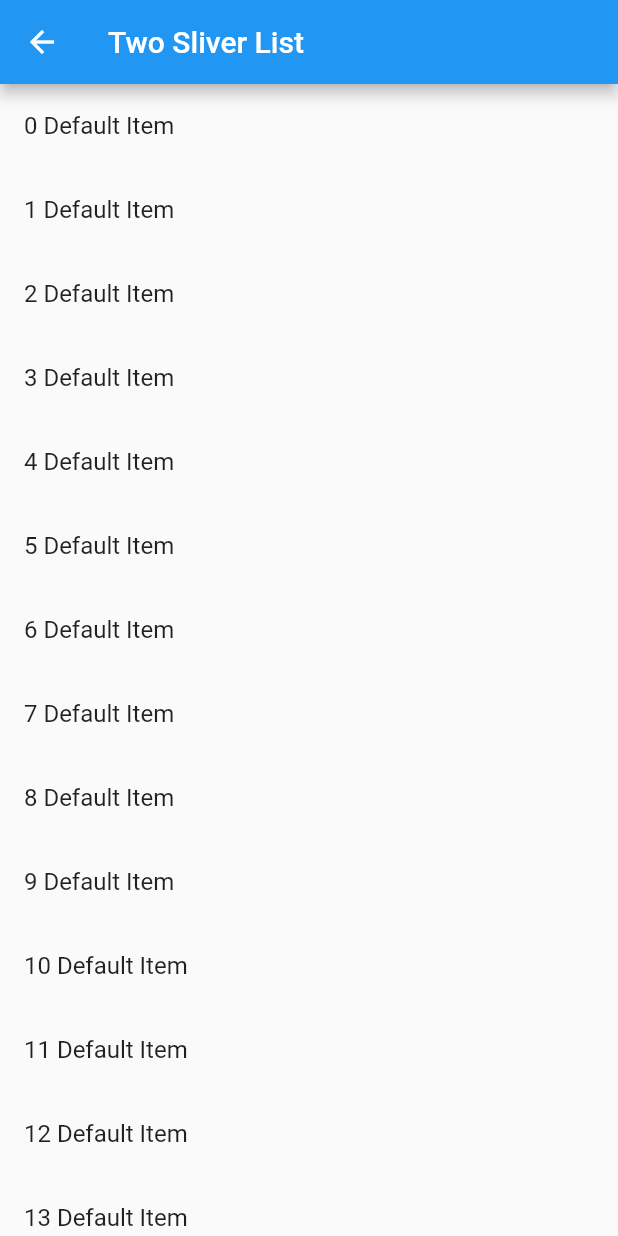
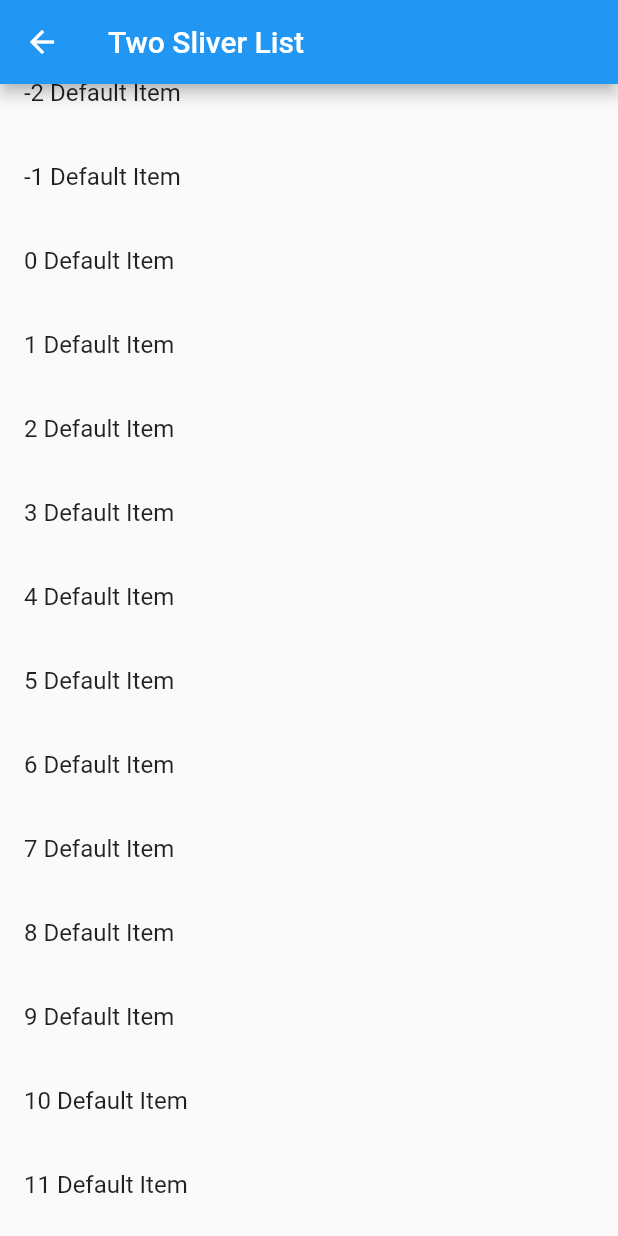
Before and after one commit to jarjut/infinite_scroll_example, a Flutter app: the screen it shows after launch, after a tap on "Two Sliver List", on a phone screen of 412 x 824 dp. Run offline on Flutter 3.47's test engine with Material 2 defaults, Android fonts, the phone set to English and light mode, and no system bars.

Commit message:
one sliver list example

```diff
--- a/lib/home.dart
+++ b/lib/home.dart
@@ -15,11 +15,11 @@ class MyHomePage extends StatelessWidget {
       body: ListView(
         children: [
           ListTile(
-            title: const Text('My Example'),
+            title: const Text('One Sliver (Not Smooth)'),
             onTap: () => Navigator.push(
               context,
               MaterialPageRoute(
-                builder: (context) => const MyExamplePage(),
+                builder: (context) => const OneSliverListPage(),
               ),
             ),
           ),
--- a/lib/pages/two_sliver_list.dart
+++ b/lib/pages/two_sliver_list.dart
@@ -21,18 +21,28 @@ class _TwoSliverListPageState extends State<TwoSliverListPage> {
   void initState() {
     _scrollController.addListener(scrollListener);
     myList = List.generate(30, (i) => MyItem.defaultItem(i));
+    olderList = List.generate(
+        30,
+        (i) => MyItem.defaultItem(
+            olderList.isEmpty ? -i - 1 : olderList.last.id - i - 1));
+    WidgetsBinding.instance.addPostFrameCallback((timeStamp) {
+      _scrollController.jumpTo(-90);
+    });
     super.initState();
   }
 
   void scrollListener() {
-    var nextPageTrigger = 0.8 * _scrollController.position.maxScrollExtent;
-    var previousPageTrigger = 0.8 * _scrollController.position.minScrollExtent;
+    var thresholdPixels = 1200;
+    var nextPageTrigger =
+        _scrollController.position.maxScrollExtent - thresholdPixels;
+    var previousPageTrigger =
+        _scrollController.position.minScrollExtent + thresholdPixels;
 
     if (_scrollController.position.pixels > nextPageTrigger) {
       addMoreItems();
     }
 
-    if (_scrollController.position.pixels >= previousPageTrigger) {
+    if (_scrollController.position.pixels < previousPageTrigger) {
       addMoreItemsBefore();
     }
   }
```
Also changed, not shown: lib/pages/my_example.dart (+8 -20 lines).
